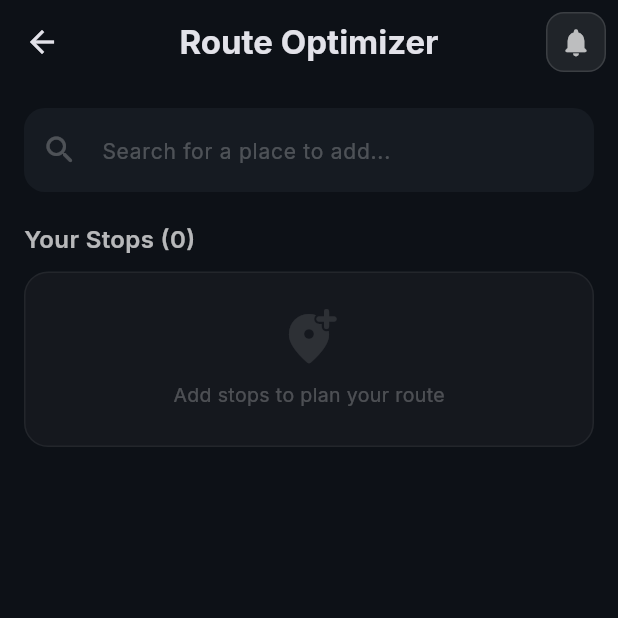
After one commit to goureesha/TravelBuddy, a Flutter app: the RouteOptimizerScreen screen opened directly, on a phone screen of 412 x 824 dp, the top half of it. The commit adds this screen. Run offline on Flutter 3.47's test engine with Material 3 defaults, Android fonts, the phone set to English and light mode, and no system bars; our stand-ins replace cached_network_image, cloud_firestore, firebase_auth, firebase_core, firebase_storage, geolocator and 6 more; accounts and stored records are empty; network calls fail.

Commit message:
feat: route optimizer with OSRM API and place search

```diff
--- a/lib/screens/home_screen.dart
+++ b/lib/screens/home_screen.dart
@@ -20,6 +20,7 @@ import 'trip_planner_screen.dart';
 import 'trip_cost_screen.dart';
 import 'document_wallet_screen.dart';
 import 'group_expense_screen.dart';
+import 'route_optimizer_screen.dart';
 
 class HomeScreen extends StatefulWidget {
   const HomeScreen({super.key});
@@ -174,6 +175,7 @@ class _HomeScreenState extends State<HomeScreen> {
             _drawerItem(Icons.receipt_long_rounded, 'Trip Costs', const Color(0xFFEC407A), () => const TripCostScreen()),
             _drawerItem(Icons.folder_rounded, 'Documents', const Color(0xFF8D6E63), () => const DocumentWalletScreen()),
             _drawerItem(Icons.group_work_rounded, 'Split Costs', const Color(0xFF5C6BC0), () => const GroupExpenseScreen()),
+            _drawerItem(Icons.alt_route_rounded, 'Route Plan', const Color(0xFF66BB6A), () => const RouteOptimizerScreen()),
             const Spacer(),
             Divider(color: Colors.white.withOpacity(0.06), height: 1),
             _drawerItem(Icons.settings_rounded, 'Settings', Colors.white38, () => const SettingsScreen()),
--- /dev/null
+++ b/lib/screens/route_optimizer_screen.dart
@@ -0,0 +1,372 @@
+import 'dart:convert';
+import 'package:flutter/material.dart';
+import 'package:google_fonts/google_fonts.dart';
+import 'package:http/http.dart' as http;
+import '../widgets/notification_bell.dart';
+
+class RouteOptimizerScreen extends StatefulWidget {
+  const RouteOptimizerScreen({super.key});
+
+  @override
+  State<RouteOptimizerScreen> createState() => _RouteOptimizerScreenState();
+}
+
+class _RouteOptimizerScreenState extends State<RouteOptimizerScreen> {
+  final List<_Stop> _stops = [];
+  List<_Stop>? _optimizedRoute;
+  double? _totalDistance;
+  double? _totalDuration;
+  bool _optimizing = false;
+
+  final _searchCtrl = TextEditingController();
+  List<_SearchResult> _searchResults = [];
+  bool _searching = false;
+
+  Future<void> _searchPlace(String query) async {
+    if (query.length < 3) {
+      setState(() => _searchResults = []);
+      return;
+    }
+    setState(() => _searching = true);
+    try {
+      final url = Uri.parse(
+        'https://nominatim.openstreetmap.org/search?q=${Uri.encodeComponent(query)}&format=json&limit=5&countrycodes=in',
+      );
+      final resp = await http.get(url, headers: {'User-Agent': 'TravelBuddy/1.0'});
+      if (resp.statusCode == 200) {
+        final list = jsonDecode(resp.body) as List;
+        setState(() {
+          _searchResults = list.map((e) => _SearchResult(
+            name: e['display_name'] as String? ?? '',
+            lat: double.tryParse(e['lat'] ?? '') ?? 0,
+            lon: double.tryParse(e['lon'] ?? '') ?? 0,
+          )).toList();
+        });
+      }
+    } catch (_) {}
+    setState(() => _searching = false);
+  }
+
+  void _addStop(_SearchResult result) {
+    setState(() {
+      _stops.add(_Stop(
+        name: result.name.split(',').first,
+        fullName: result.name,
+        lat: result.lat,
+        lon: result.lon,
+      ));
+      _searchResults = [];
+      _searchCtrl.clear();
+      _optimizedRoute = null;
+    });
+  }
+
+  void _removeStop(int index) {
+    setState(() {
+      _stops.removeAt(index);
+      _optimizedRoute = null;
+    });
+  }
+
+  Future<void> _optimizeRoute() async {
+    if (_stops.length < 3) {
+      ScaffoldMessenger.of(context).showSnackBar(
+        SnackBar(content: Text('Add at least 3 stops to optimize', style: GoogleFonts.inter())),
+      );
+      return;
+    }
+
+    setState(() => _optimizing = true);
+
+    try {
+      // Build OSRM trip URL (free, no API key)
+      final coords = _stops.map((s) => '${s.lon},${s.lat}').join(';');
+      final url = Uri.parse(
+        'https://router.project-osrm.org/trip/v1/driving/$coords?overview=false&source=first&roundtrip=false',
+      );
+
+      final resp = await http.get(url).timeout(const Duration(seconds: 15));
+      if (resp.statusCode == 200) {
+        final json = jsonDecode(resp.body);
+        if (json['code'] == 'Ok') {
+          final waypoints = json['waypoints'] as List;
+          final trips = json['trips'] as List;
+
+          // Get optimized order
+          final optimizedIndices = waypoints.map<int>((w) => w['waypoint_index'] as int).toList();
+
+          // Reorder stops
+          final reordered = <_Stop>[];
+          for (final idx in optimizedIndices) {
+            if (idx < _stops.length) reordered.add(_stops[idx]);
+          }
+
+          final trip = trips.isNotEmpty ? trips[0] : null;
+          final distance = (trip?['distance'] as num?)?.toDouble() ?? 0;
+          final duration = (trip?['duration'] as num?)?.toDouble() ?? 0;
+
+          setState(() {
+            _optimizedRoute = reordered;
+            _totalDistance = distance / 1000; // meters to km
+            _totalDuration = duration / 60; // seconds to minutes
+          });
+        }
+      }
+    } catch (e) {
+      if (mounted) {
+        ScaffoldMessenger.of(context).showSnackBar(
+          SnackBar(content: Text('Optimization failed — check internet', style: GoogleFonts.inter())),
+        );
+      }
+    }
+
+    setState(() => _optimizing = false);
+  }
+
+  @override
+  Widget build(BuildContext context) {
+    return Scaffold(
+      backgroundColor: const Color(0xFF0D1117),
+      appBar: AppBar(
+        title: Text('Route Optimizer', style: GoogleFonts.inter(fontWeight: FontWeight.bold)),
+        actions: const [NotificationBell(), SizedBox(width: 8)],
+      ),
+      body: ListView(
+        padding: const EdgeInsets.all(16),
+        children: [
+          // Search box
+          TextField(
+            controller: _searchCtrl,
+            style: GoogleFonts.inter(color: Colors.white),
+            onChanged: _searchPlace,
+            decoration: InputDecoration(
+              hintText: 'Search for a place to add...',
+              hintStyle: GoogleFonts.inter(color: Colors.white24, fontSize: 14),
+              filled: true,
+              fillColor: const Color(0xFF161B22),
+              prefixIcon: const Icon(Icons.search_rounded, color: Colors.white24),
+              suffixIcon: _searching
+                  ? const Padding(padding: EdgeInsets.all(14), child: SizedBox(width: 16, height: 16, child: CircularProgressIndicator(strokeWidth: 2)))
+                  : null,
+              border: OutlineInputBorder(borderRadius: BorderRadius.circular(14), borderSide: BorderSide.none),
+            ),
+          ),
+
+          // Search results
+          if (_searchResults.isNotEmpty)
+            Container(
+              margin: const EdgeInsets.only(top: 4),
+              decoration: BoxDecoration(
+                color: const Color(0xFF1C2128),
+                borderRadius: BorderRadius.circular(12),
+                border: Border.all(color: Colors.white.withOpacity(0.06)),
+              ),
+              child: Column(
+                children: _searchResults.map((r) => ListTile(
+                  dense: true,
+                  leading: const Icon(Icons.place_rounded, color: Color(0xFF1A73E8), size: 18),
+                  title: Text(r.name, style: GoogleFonts.inter(color: Colors.white70, fontSize: 12),
+                      maxLines: 2, overflow: TextOverflow.ellipsis),
+                  onTap: () => _addStop(r),
+                )).toList(),
+              ),
+            ),
+
+          const SizedBox(height: 20),
+
+          // Stops list
+          Text('Your Stops (${_stops.length})',
+              style: GoogleFonts.inter(color: Colors.white70, fontSize: 16, fontWeight: FontWeight.w600)),
+          const SizedBox(height: 10),
+
+          if (_stops.isEmpty)
+            Container(
+              padding: const EdgeInsets.all(24),
+              decoration: BoxDecoration(
+                color: Colors.white.withOpacity(0.03),
+                borderRadius: BorderRadius.circular(16),
+                border: Border.all(color: Colors.white.withOpacity(0.06)),
+              ),
+              child: Center(
+                child: Column(
+                  children: [
+                    Icon(Icons.add_location_alt_rounded, size: 40, color: Colors.white.withOpacity(0.1)),
+                    const SizedBox(height: 8),
+                    Text('Add stops to plan your route', style: GoogleFonts.inter(color: Colors.white24, fontSize: 13)),
+                  ],
+                ),
+              ),
+            ),
+
+          ...List.generate(_stops.length, (i) {
+            final stop = _stops[i];
+            return Container(
+              margin: const EdgeInsets.only(bottom: 8),
+              padding: const EdgeInsets.symmetric(horizontal: 12, vertical: 10),
+              decoration: BoxDecoration(
+                color: const Color(0xFF161B22),
+                borderRadius: BorderRadius.circular(12),
+                border: Border.all(color: Colors.white.withOpacity(0.06)),
+              ),
+              child: Row(
+                children: [
+                  Container(
+                    width: 28, height: 28,
+                    decoration: BoxDecoration(
+                      color: const Color(0xFF1A73E8).withOpacity(0.2),
+                      shape: BoxShape.circle,
+                    ),
+                    child: Center(
+                      child: Text('${i + 1}', style: GoogleFonts.inter(color: const Color(0xFF1A73E8), fontSize: 12, fontWeight: FontWeight.bold)),
+                    ),
+                  ),
+                  const SizedBox(width: 12),
+                  Expanded(
+                    child: Text(stop.name, style: GoogleFonts.inter(color: Colors.white, fontSize: 13),
+                        maxLines: 1, overflow: TextOverflow.ellipsis),
+                  ),
+                  IconButton(
+                    icon: const Icon(Icons.close_rounded, color: Colors.white24, size: 18),
+                    onPressed: () => _removeStop(i),
+                    constraints: const BoxConstraints(minWidth: 32, minHeight: 32),
+                    padding: EdgeInsets.zero,
+                  ),
+                ],
+              ),
+            );
+          }),
+
+          if (_stops.length >= 3) ...[
+            const SizedBox(height: 16),
+            SizedBox(
+              width: double.infinity,
+              child: ElevatedButton.icon(
+                onPressed: _optimizing ? null : _optimizeRoute,
+                icon: _optimizing
+                    ? const SizedBox(width: 16, height: 16, child: CircularProgressIndicator(strokeWidth: 2, color: Colors.white))
+                    : const Icon(Icons.route_rounded, color: Colors.white),
+                label: Text(_optimizing ? 'Optimizing...' : 'Optimize Route',
+                    style: GoogleFonts.inter(color: Colors.white, fontWeight: FontWeight.bold)),
+                style: ElevatedButton.styleFrom(
+                  backgroundColor: const Color(0xFF1A73E8),
+                  padding: const EdgeInsets.symmetric(vertical: 16),
+                  shape: RoundedRectangleBorder(borderRadius: BorderRadius.circular(14)),
+                ),
+              ),
+            ),
+          ],
+
+          // Optimized result
+          if (_optimizedRoute != null) ...[
+            const SizedBox(height: 24),
+            // Summary card
+            Container(
+              padding: const EdgeInsets.all(16),
+              decoration: BoxDecoration(
+                gradient: const LinearGradient(
+                  colors: [Color(0xFF00BFA5), Color(0xFF1DE9B6)],
+                  begin: Alignment.topLeft, end: Alignment.bottomRight,
+                ),
+                borderRadius: BorderRadius.circular(16),
+              ),
+              child: Row(
+                mainAxisAlignment: MainAxisAlignment.spaceAround,
+                children: [
+                  Column(
+                    children: [
+                      const Icon(Icons.straighten_rounded, color: Colors.white70, size: 20),
+                      const SizedBox(height: 4),
+                      Text('${_totalDistance?.toStringAsFixed(0) ?? '0'} km',
+                          style: GoogleFonts.inter(color: Colors.white, fontSize: 18, fontWeight: FontWeight.w900)),
+                      Text('Distance', style: GoogleFonts.inter(color: Colors.white70, fontSize: 11)),
+                    ],
+                  ),
+                  Container(width: 1, height: 40, color: Colors.white24),
+                  Column(
+                    children: [
+                      const Icon(Icons.schedule_rounded, color: Colors.white70, size: 20),
+                      const SizedBox(height: 4),
+                      Text(_formatDuration(_totalDuration ?? 0),
+                          style: GoogleFonts.inter(color: Colors.white, fontSize: 18, fontWeight: FontWeight.w900)),
+                      Text('Drive Time', style: GoogleFonts.inter(color: Colors.white70, fontSize: 11)),
+                    ],
+                  ),
+                ],
+              ),
+            ),
+            const SizedBox(height: 16),
+            Text('Optimized Order', style: GoogleFonts.inter(color: Colors.white70, fontSize: 16, fontWeight: FontWeight.w600)),
+            const SizedBox(height: 10),
+            ...List.generate(_optimizedRoute!.length, (i) {
+              final stop = _optimizedRoute![i];
+              final isFirst = i == 0;
+              final isLast = i == _optimizedRoute!.length - 1;
+              return Row(
+                crossAxisAlignment: CrossAxisAlignment.start,
+                children: [
+                  Column(
+                    children: [
+                      Container(
+                        width: 24, height: 24,
+                        decoration: BoxDecoration(
+                          color: isFirst ? const Color(0xFF00BFA5) : isLast ? const Color(0xFFE53935) : const Color(0xFF1A73E8),
+                          shape: BoxShape.circle,
+                        ),
+                        child: Center(
+                          child: Text('${i + 1}', style: GoogleFonts.inter(color: Colors.white, fontSize: 11, fontWeight: FontWeight.bold)),
+                        ),
+                      ),
+                      if (!isLast)
+                        Container(width: 2, height: 30, color: Colors.white.withOpacity(0.1)),
+                    ],
+                  ),
+                  const SizedBox(width: 12),
+                  Expanded(
+                    child: Container(
+                      margin: const EdgeInsets.only(bottom: 8),
+                      padding: const EdgeInsets.all(12),
+                      decoration: BoxDecoration(
+                        color: Colors.white.withOpacity(0.04),
+                        borderRadius: BorderRadius.circular(12),
+                      ),
+                      child: Column(
+                        crossAxisAlignment: CrossAxisAlignment.start,
+                        children: [
+                          Text(stop.name, style: GoogleFonts.inter(color: Colors.white, fontSize: 13, fontWeight: FontWeight.w500)),
+                          Text(isFirst ? 'Start' : isLast ? 'End' : 'Waypoint',
+                              style: GoogleFonts.inter(color: Colors.white30, fontSize: 10)),
+                        ],
+                      ),
+                    ),
+                  ),
+                ],
+              );
+            }),
+          ],
+        ],
+      ),
+    );
+  }
+
+  String _formatDuration(double minutes) {
+    if (minutes < 60) return '${minutes.toStringAsFixed(0)} min';
+    final h = (minutes / 60).floor();
+    final m = (minutes % 60).toStringAsFixed(0);
+    return '${h}h ${m}m';
+  }
+}
+
+class _Stop {
+  final String name;
+  final String fullName;
+  final double lat;
+  final double lon;
+  _Stop({required this.name, required this.fullName, required this.lat, required this.lon});
+}
+
+class _SearchResult {
+  final String name;
+  final double lat;
+  final double lon;
+  _SearchResult({required this.name, required this.lat, required this.lon});
+}
```
